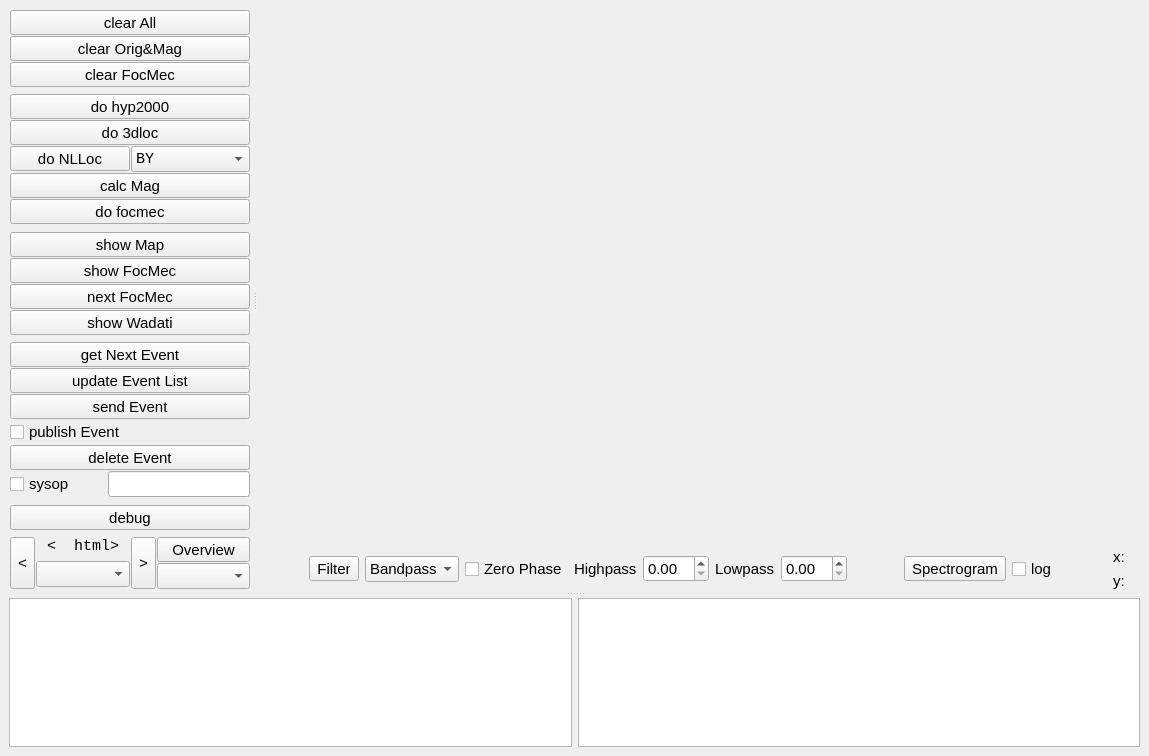
First picture: the form in apps/obspyck/qt_designer.ui, repository megies/obspyck, before the edit.
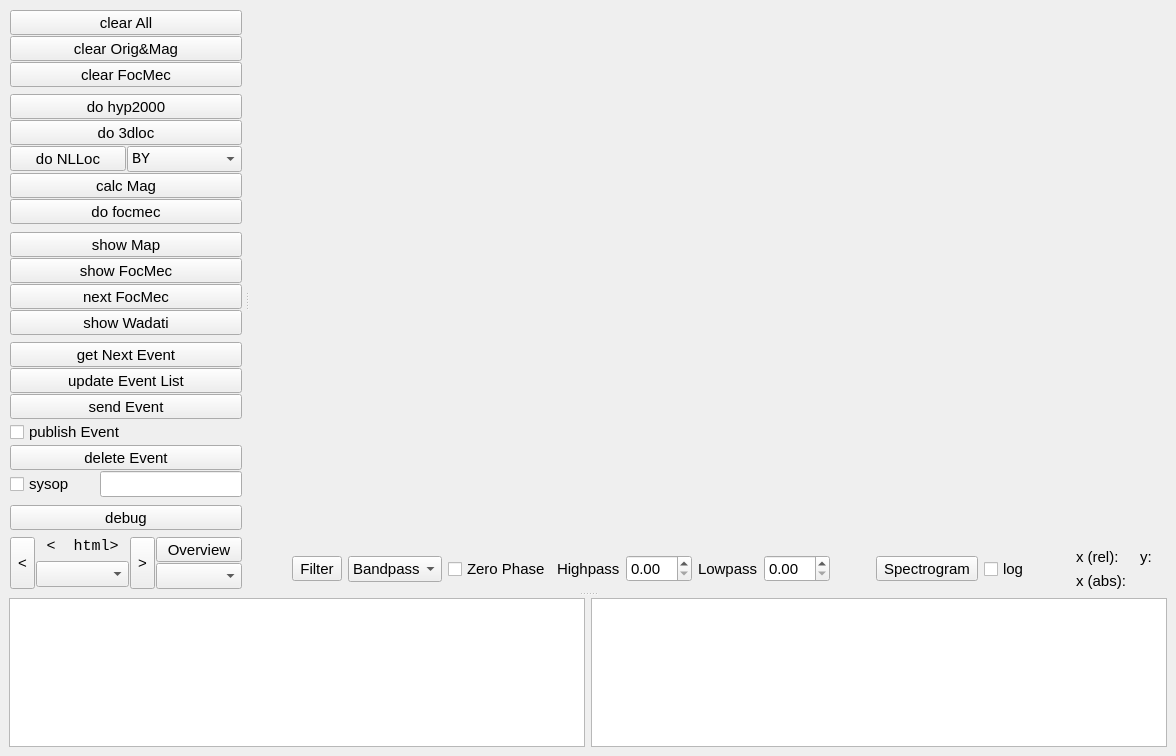
Second picture: the form after the edit. Icons and pictures are not drawn. Custom widgets are drawn as their Qt base class.

Patch:
```diff
--- a/apps/obspyck/qt_designer.ui
+++ b/apps/obspyck/qt_designer.ui
@@ -5,7 +5,7 @@
    <rect>
     <x>0</x>
     <y>0</y>
-    <width>1149</width>
+    <width>1176</width>
     <height>756</height>
    </rect>
   </property>
@@ -844,11 +844,13 @@
              <item>
               <layout class="QVBoxLayout" name="verticalLayout_2" >
                <item>
+                <layout class="QHBoxLayout" name="horizontalLayout_9" >
+                 <item>
                 <layout class="QHBoxLayout" name="horizontalLayout_8" >
                  <item>
                   <widget class="QLabel" name="qLabel_x" >
                    <property name="text" >
-                    <string>x:</string>
+                      <string>x (rel):</string>
                    </property>
                   </widget>
                  </item>
@@ -893,6 +895,26 @@
                </item>
               </layout>
              </item>
+               <item>
+                <layout class="QHBoxLayout" name="horizontalLayout_8b" >
+                 <item>
+                  <widget class="QLabel" name="qLabel_x_abs" >
+                   <property name="text" >
+                    <string>x (abs):</string>
+                   </property>
+                  </widget>
+                 </item>
+                 <item>
+                  <widget class="QLabel" name="qLabel_xdata_abs" >
+                   <property name="text" >
+                    <string/>
+                   </property>
+                  </widget>
+                 </item>
+                </layout>
+               </item>
+              </layout>
+             </item>
             </layout>
            </item>
           </layout>
```
Left out of the diff: 6 changed lines with no effect on the pictures. Lines whose indentation alone changed are shown as unchanged.
